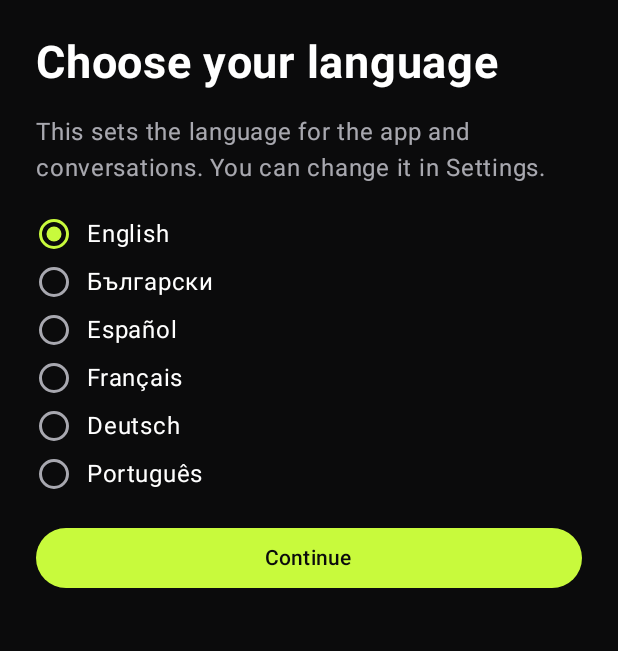
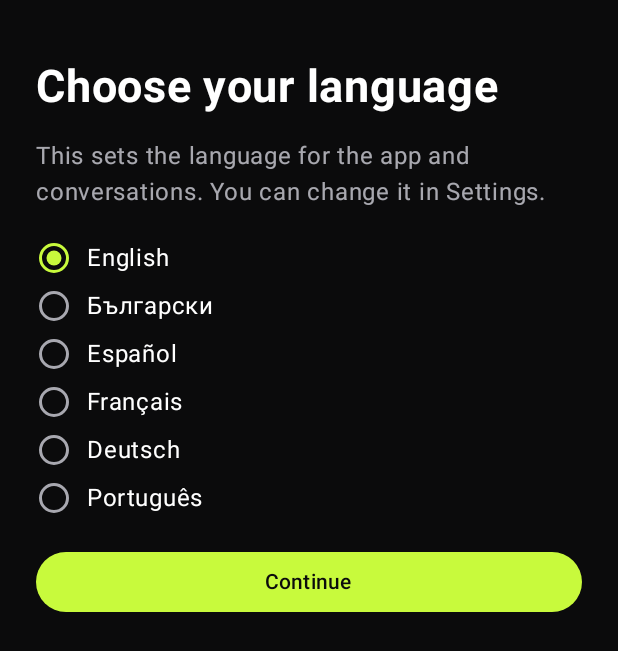
Before and after one commit to oktayshakirov/grandpa-voice, an Android app built with Jetpack Compose: the screen it shows after launch (MainActivity), on a phone screen of 412 x 824 dp. Shown: the top 651 px of the screen. Run offline under Robolectric (Android 15) with nearby library versions, the phone set to English and light mode, and no system bars.

Commit message:
Capture Android store screenshots and improve onboarding spacing

```diff
--- a/app/src/main/java/com/grandpavoice/ui/LanguagePicker.kt
+++ b/app/src/main/java/com/grandpavoice/ui/LanguagePicker.kt
@@ -39,7 +39,7 @@ fun LanguageOnboarding(
             .background(Palette.Background)
             .safeDrawingPadding()
             .verticalScroll(rememberScrollState())
-            .padding(24.dp),
+            .padding(start = 24.dp, top = 40.dp, end = 24.dp, bottom = 24.dp),
         verticalArrangement = Arrangement.spacedBy(16.dp),
     ) {
         Text(stringResource(R.string.language_title), fontSize = 30.sp, fontWeight = FontWeight.Bold)
```
Also changed, not shown: 3 other files.
